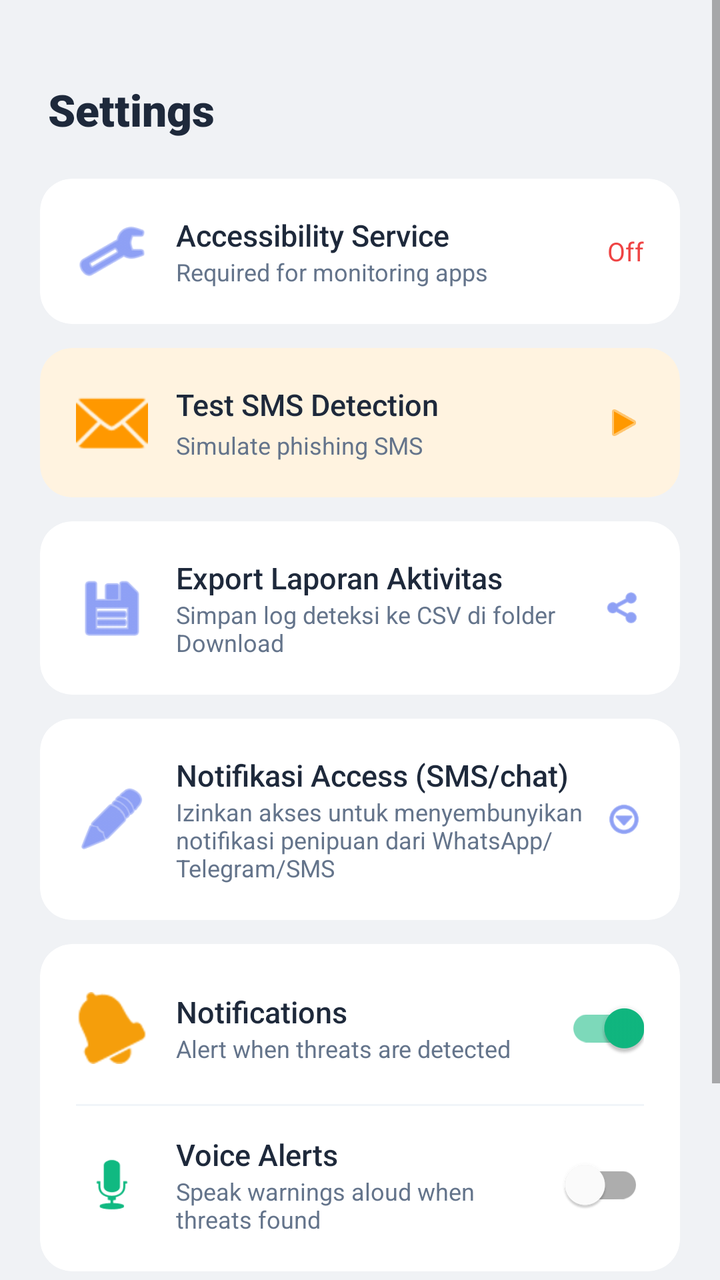
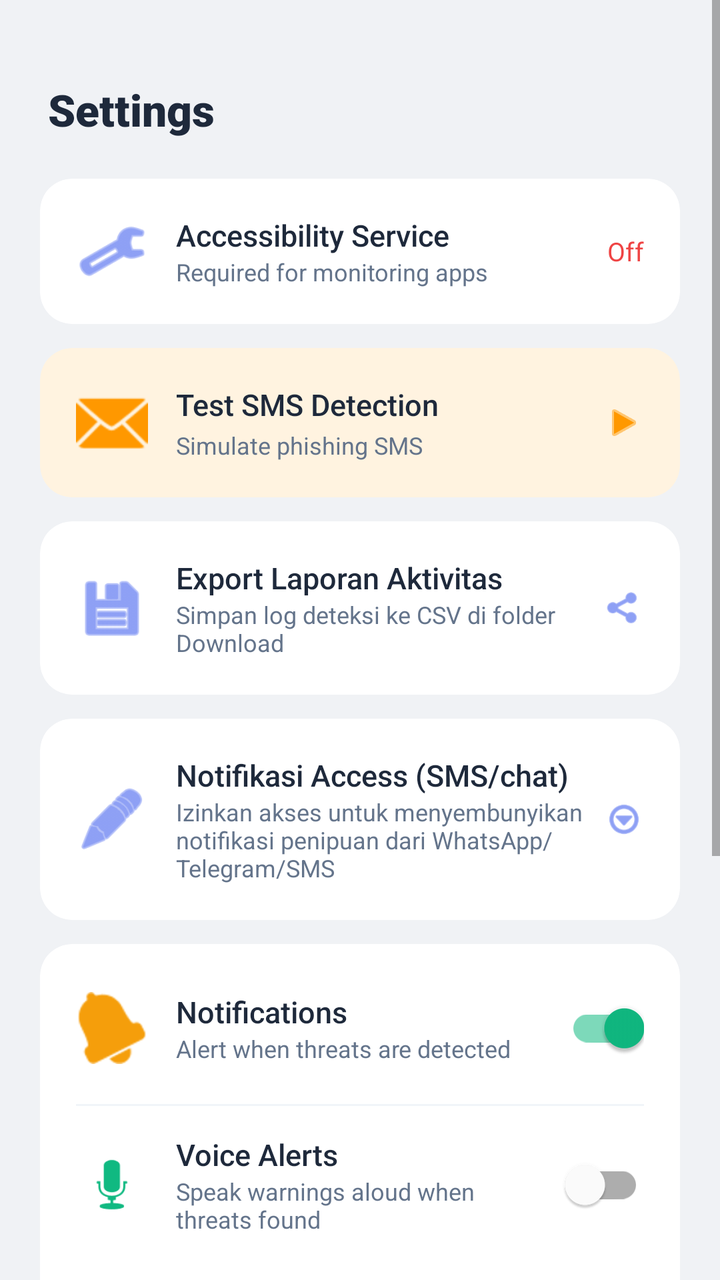

Before-and-after screenshots of an Android layout around one commit, followed by the original layout XML and the change that was made.
<!-- AndroidManifest.xml: application theme Theme.Ai_project_singapore -->
<!-- res/layout/fragment_settings.xml -->
<?xml version="1.0" encoding="utf-8"?>
<ScrollView xmlns:android="http://schemas.android.com/apk/res/android"
    xmlns:app="http://schemas.android.com/apk/res-auto"
    android:layout_width="match_parent"
    android:layout_height="match_parent"
    android:background="@color/background_light"
    android:fillViewport="true">

    <LinearLayout
        android:layout_width="match_parent"
        android:layout_height="wrap_content"
        android:orientation="vertical"
        android:paddingBottom="16dp">

        
        <TextView
            android:layout_width="wrap_content"
            android:layout_height="wrap_content"
            android:layout_marginStart="24dp"
            android:layout_marginTop="40dp"
            android:fontFamily="sans-serif-black"
            android:text="@string/settings_title"
            android:textColor="@color/text_primary"
            android:textSize="22sp" />

        
        <androidx.cardview.widget.CardView
            android:layout_width="match_parent"
            android:layout_height="wrap_content"
            android:layout_marginHorizontal="20dp"
            android:layout_marginTop="20dp"
            app:cardCornerRadius="16dp"
            app:cardElevation="0dp"
            app:cardBackgroundColor="@color/card_background">

            <LinearLayout
                android:id="@+id/btnAccessibility"
                android:layout_width="match_parent"
                android:layout_height="wrap_content"
                android:orientation="horizontal"
                android:gravity="center_vertical"
                android:padding="18dp"
                android:clickable="true"
                android:focusable="true"
                android:foreground="?android:attr/selectableItemBackground">

                <ImageView
                    android:layout_width="36dp"
                    android:layout_height="36dp"
                    android:src="@android:drawable/ic_menu_manage"
                    app:tint="@color/primary"
                    android:layout_marginEnd="14dp"/>

                <LinearLayout
                    android:layout_width="0dp"
                    android:layout_height="wrap_content"
                    android:layout_weight="1"
                    android:orientation="vertical">

                    <TextView
                        android:layout_width="wrap_content"
                        android:layout_height="wrap_content"
                        android:text="@string/setting_accessibility"
                        android:textColor="@color/text_primary"
                        android:textSize="15sp"
                        android:fontFamily="sans-serif-medium" />

                    <TextView
                        android:layout_width="wrap_content"
                        android:layout_height="wrap_content"
                        android:text="@string/setting_accessibility_desc"
                        android:textColor="@color/text_secondary"
                        android:textSize="12sp" />
                </LinearLayout>

                <TextView
                    android:id="@+id/tvAccessibilityStatus"
                    android:layout_width="wrap_content"
                    android:layout_height="wrap_content"
                    android:text="Off"
                    android:textColor="@color/error"
                    android:textSize="13sp"
                    android:fontFamily="sans-serif-bold" />
            </LinearLayout>
        </androidx.cardview.widget.CardView>
        
        
        <androidx.cardview.widget.CardView
            android:layout_width="match_parent"
            android:layout_height="wrap_content"
            android:layout_marginHorizontal="20dp"
            android:layout_marginTop="12dp"
            app:cardCornerRadius="16dp"
            app:cardElevation="0dp"
            app:cardBackgroundColor="#FFF3E0">

            <LinearLayout
                android:id="@+id/btnTestSms"
                android:layout_width="match_parent"
                android:layout_height="wrap_content"
                android:orientation="horizontal"
                android:gravity="center_vertical"
                android:padding="18dp"
                android:clickable="true"
                android:focusable="true"
                android:foreground="?android:attr/selectableItemBackground">

                <ImageView
                    android:layout_width="36dp"
                    android:layout_height="36dp"
                    android:src="@android:drawable/ic_dialog_email"
                    app:tint="#FF9800"
                    android:layout_marginEnd="14dp"/>

                <LinearLayout
                    android:layout_width="0dp"
                    android:layout_height="wrap_content"
                    android:layout_weight="1"
                    android:orientation="vertical">

                    <TextView
                        android:layout_width="wrap_content"
                        android:layout_height="wrap_content"
                        android:text="Test SMS Detection"
                        android:textColor="@color/text_primary"
                        android:textSize="15sp"
                        android:fontFamily="sans-serif-medium"
                        android:maxLines="1"
                        android:ellipsize="end" />

                    <TextView
                        android:layout_width="wrap_content"
                        android:layout_height="wrap_content"
                        android:text="Simulate phishing SMS"
                        android:textColor="@color/text_secondary"
                        android:textSize="12sp"
                        android:layout_marginTop="2dp"
                        android:maxLines="1"
                        android:ellipsize="end" />
                </LinearLayout>

                <ImageView
                    android:layout_width="20dp"
                    android:layout_height="20dp"
                    android:src="@android:drawable/ic_media_play"
                    app:tint="#FF9800" />
            </LinearLayout>
        </androidx.cardview.widget.CardView>

        
        <androidx.cardview.widget.CardView
            android:layout_width="match_parent"
            android:layout_height="wrap_content"
            android:layout_marginHorizontal="20dp"
            android:layout_marginTop="12dp"
            app:cardCornerRadius="16dp"
            app:cardElevation="0dp"
            app:cardBackgroundColor="@color/card_background">

            <LinearLayout
                android:id="@+id/btnExportLog"
                android:layout_width="match_parent"
                android:layout_height="wrap_content"
                android:orientation="horizontal"
                android:gravity="center_vertical"
                android:padding="18dp"
                android:clickable="true"
                android:focusable="true"
                android:foreground="?android:attr/selectableItemBackground">

                <ImageView
                    android:layout_width="36dp"
                    android:layout_height="36dp"
                    android:src="@android:drawable/ic_menu_save"
                    app:tint="@color/primary"
                    android:layout_marginEnd="14dp"/>

                <LinearLayout
                    android:layout_width="0dp"
                    android:layout_height="wrap_content"
                    android:layout_weight="1"
                    android:orientation="vertical">

                    <TextView
                        android:layout_width="wrap_content"
                        android:layout_height="wrap_content"
                        android:text="@string/setting_export"
                        android:textColor="@color/text_primary"
                        android:textSize="15sp"
                        android:fontFamily="sans-serif-medium" />

                    <TextView
                        android:layout_width="wrap_content"
                        android:layout_height="wrap_content"
                        android:text="@string/setting_export_desc"
                        android:textColor="@color/text_secondary"
                        android:textSize="12sp" />
                </LinearLayout>

                <ImageView
                    android:layout_width="20dp"
                    android:layout_height="20dp"
                    android:src="@android:drawable/ic_menu_share"
                    app:tint="@color/primary" />
            </LinearLayout>
        </androidx.cardview.widget.CardView>

        
        <androidx.cardview.widget.CardView
            android:layout_width="match_parent"
            android:layout_height="wrap_content"
            android:layout_marginHorizontal="20dp"
            android:layout_marginTop="12dp"
            app:cardCornerRadius="16dp"
            app:cardElevation="0dp"
            app:cardBackgroundColor="@color/card_background">

            <LinearLayout
                android:id="@+id/btnNotifAccess"
                android:layout_width="match_parent"
                android:layout_height="wrap_content"
                android:orientation="horizontal"
                android:gravity="center_vertical"
                android:padding="18dp"
                android:clickable="true"
                android:focusable="true"
                android:foreground="?android:attr/selectableItemBackground">

                <ImageView
                    android:layout_width="36dp"
                    android:layout_height="36dp"
                    android:src="@android:drawable/ic_menu_edit"
                    app:tint="@color/primary"
                    android:layout_marginEnd="14dp"/>

                <LinearLayout
                    android:layout_width="0dp"
                    android:layout_height="wrap_content"
                    android:layout_weight="1"
                    android:orientation="vertical">

                    <TextView
                        android:layout_width="wrap_content"
                        android:layout_height="wrap_content"
                        android:text="@string/setting_notif_access"
                        android:textColor="@color/text_primary"
                        android:textSize="15sp"
                        android:fontFamily="sans-serif-medium" />

                    <TextView
                        android:layout_width="wrap_content"
                        android:layout_height="wrap_content"
                        android:text="@string/setting_notif_access_desc"
                        android:textColor="@color/text_secondary"
                        android:textSize="12sp" />
                </LinearLayout>

                <ImageView
                    android:layout_width="20dp"
                    android:layout_height="20dp"
                    android:src="@android:drawable/ic_menu_more"
                    app:tint="@color/primary" />
            </LinearLayout>
        </androidx.cardview.widget.CardView>

        
        <androidx.cardview.widget.CardView
            android:layout_width="match_parent"
            android:layout_height="wrap_content"
            android:layout_marginHorizontal="20dp"
            android:layout_marginTop="12dp"
            app:cardCornerRadius="16dp"
            app:cardElevation="0dp"
            app:cardBackgroundColor="@color/card_background">

            <LinearLayout
                android:layout_width="match_parent"
                android:layout_height="wrap_content"
                android:orientation="vertical"
                android:padding="4dp">

                
                <LinearLayout
                    android:layout_width="match_parent"
                    android:layout_height="wrap_content"
                    android:orientation="horizontal"
                    android:gravity="center_vertical"
                    android:padding="14dp">

                    <ImageView
                        android:layout_width="36dp"
                        android:layout_height="36dp"
                        android:src="@android:drawable/ic_popup_reminder"
                        app:tint="@color/warning"
                        android:layout_marginEnd="14dp"/>

                    <LinearLayout
                        android:layout_width="0dp"
                        android:layout_height="wrap_content"
                        android:layout_weight="1"
                        android:orientation="vertical">

                        <TextView
                            android:layout_width="wrap_content"
                            android:layout_height="wrap_content"
                            android:text="@string/setting_notifications"
                            android:textColor="@color/text_primary"
                            android:textSize="15sp"
                            android:fontFamily="sans-serif-medium" />

                        <TextView
                            android:layout_width="wrap_content"
                            android:layout_height="wrap_content"
                            android:text="@string/setting_notifications_desc"
                            android:textColor="@color/text_secondary"
                            android:textSize="12sp" />
                    </LinearLayout>

                    <com.google.android.material.switchmaterial.SwitchMaterial
                        android:id="@+id/switchNotifications"
                        android:layout_width="wrap_content"
                        android:layout_height="wrap_content"
                        android:checked="true" />
                </LinearLayout>

                <View android:layout_width="match_parent" android:layout_height="1dp"
                    android:background="@color/divider" android:layout_marginHorizontal="14dp"/>

                
                <LinearLayout
                    android:layout_width="match_parent"
                    android:layout_height="wrap_content"
                    android:orientation="horizontal"
                    android:gravity="center_vertical"
                    android:padding="14dp">

                    <ImageView
                        android:layout_width="36dp"
                        android:layout_height="36dp"
                        android:src="@android:drawable/ic_btn_speak_now"
                        app:tint="@color/success"
                        android:layout_marginEnd="14dp"/>

                    <LinearLayout
                        android:layout_width="0dp"
                        android:layout_height="wrap_content"
                        android:layout_weight="1"
                        android:orientation="vertical">

                        <TextView
                            android:layout_width="wrap_content"
                            android:layout_height="wrap_content"
                            android:text="@string/setting_tts"
                            android:textColor="@color/text_primary"
                            android:textSize="15sp"
                            android:fontFamily="sans-serif-medium" />

                        <TextView
                            android:layout_width="wrap_content"
                            android:layout_height="wrap_content"
                            android:text="@string/setting_tts_desc"
                            android:textColor="@color/text_secondary"
                            android:textSize="12sp" />
                    </LinearLayout>

                    <com.google.android.material.switchmaterial.SwitchMaterial
                        android:id="@+id/switchTts"
                        android:layout_width="wrap_content"
                        android:layout_height="wrap_content" />
                </LinearLayout>
            </LinearLayout>
        </androidx.cardview.widget.CardView>

        
        <androidx.cardview.widget.CardView
            android:layout_width="match_parent"
            android:layout_height="wrap_content"
            android:layout_marginHorizontal="20dp"
            android:layout_marginTop="12dp"
            app:cardCornerRadius="16dp"
            app:cardElevation="0dp"
            app:cardBackgroundColor="@color/card_background">

            <LinearLayout
                android:layout_width="match_parent"
                android:layout_height="wrap_content"
                android:orientation="vertical"
                android:gravity="center"
                android:padding="24dp">

                <TextView
                    android:layout_width="wrap_content"
                    android:layout_height="wrap_content"
                    android:text="@string/app_name"
                    android:textColor="@color/text_primary"
                    android:textSize="18sp"
                    android:fontFamily="sans-serif-bold" />

                <TextView
                    android:layout_width="wrap_content"
                    android:layout_height="wrap_content"
                    android:text="@string/setting_version"
                    android:textColor="@color/text_secondary"
                    android:textSize="12sp"
                    android:layout_marginTop="4dp" />
            </LinearLayout>
        </androidx.cardview.widget.CardView>

    </LinearLayout>
</ScrollView>
<!-- resources referenced by this layout -->
<resources>
  <color name="background_light">#F0F2F5</color>
  <color name="card_background">#FFFFFF</color>
  <color name="divider">#F1F5F9</color>
  <color name="error">#EF4444</color>
  <color name="primary">#4361EE</color>
  <color name="success">#10B981</color>
  <color name="text_primary">#1E293B</color>
  <color name="text_secondary">#64748B</color>
  <color name="warning">#F59E0B</color>
  <string name="app_name">PhishGuard AI</string>
  <string name="setting_accessibility">Accessibility Service</string>
  <string name="setting_accessibility_desc">Required for monitoring apps</string>
  <string name="setting_export">Export Laporan Aktivitas</string>
  <string name="setting_export_desc">Simpan log deteksi ke CSV di folder Download</string>
  <string name="setting_notif_access">Notifikasi Access (SMS/chat)</string>
  <string name="setting_notif_access_desc">Izinkan akses untuk menyembunyikan notifikasi penipuan dari WhatsApp/Telegram/SMS</string>
  <string name="setting_notifications">Notifications</string>
  <string name="setting_notifications_desc">Alert when threats are detected</string>
  <string name="setting_tts">Voice Alerts</string>
  <string name="setting_tts_desc">Speak warnings aloud when threats found</string>
  <string name="setting_version">Version 1.0</string>
  <string name="settings_title">Settings</string>
  <style name="Theme.Ai_project_singapore" parent="Theme.MaterialComponents.DayNight.NoActionBar">
          
          <item name="colorPrimary">@color/primary</item>
          <item name="colorPrimaryVariant">@color/primary_dark</item>
          <item name="colorOnPrimary">@color/white</item>
          
          <item name="colorSecondary">@color/success</item>
          <item name="colorSecondaryVariant">@color/success_dark</item>
          <item name="colorOnSecondary">@color/white</item>
          
          <item name="android:statusBarColor">?attr/colorPrimaryVariant</item>
          
      </style>
  <color name="primary_dark">#3A0CA3</color>
  <color name="white">#FFFFFFFF</color>
  <color name="success_dark">#059669</color>
</resources>

<!-- the commit's change to res/layout/fragment_settings.xml (unified diff, before → after) -->
@@ -368,6 +368,62 @@
                         android:layout_width="wrap_content"
                         android:layout_height="wrap_content" />
                 </LinearLayout>
+
+                    
+                    <LinearLayout
+                        android:layout_width="match_parent"
+                        android:layout_height="wrap_content"
+                        android:orientation="horizontal"
+                        android:gravity="center_vertical"
+                        android:paddingVertical="14dp">
+
+                        <LinearLayout
+                            android:layout_width="0dp"
+                            android:layout_height="wrap_content"
+                            android:layout_weight="1"
+                            android:orientation="vertical">
+
+                            <TextView
+                                android:layout_width="wrap_content"
+                                android:layout_height="wrap_content"
+                                android:fontFamily="sans-serif-medium"
+                                android:text="@string/map_setting"
+                                android:textColor="@color/text_primary"
+                                android:textSize="15sp" />
+
+                            <TextView
+                                android:layout_width="match_parent"
+                                android:layout_height="wrap_content"
+                                android:layout_marginTop="2dp"
+                                android:text="@string/map_setting_desc"
+                                android:textColor="@color/text_secondary"
+                                android:textSize="12sp" />
+                        </LinearLayout>
+
+                        <com.google.android.material.switchmaterial.SwitchMaterial
+                            android:id="@+id/switchThreatMap"
+                            android:layout_width="wrap_content"
+                            android:layout_height="wrap_content" />
+                    </LinearLayout>
+
+                    <com.google.android.material.button.MaterialButton
+                        android:id="@+id/btnOpenMap"
+                        style="@style/Widget.MaterialComponents.Button.OutlinedButton"
+                        android:layout_width="match_parent"
+                        android:layout_height="wrap_content"
+                        android:minHeight="46dp"
+                        android:text="@string/map_open"
+                        android:textAllCaps="false" />
+
+                    <com.google.android.material.button.MaterialButton
+                        android:id="@+id/btnClearMap"
+                        style="@style/Widget.MaterialComponents.Button.TextButton"
+                        android:layout_width="match_parent"
+                        android:layout_height="wrap_content"
+                        android:minHeight="46dp"
+                        android:text="@string/map_clear"
+                        android:textAllCaps="false"
+                        android:textColor="@color/error" />
             </LinearLayout>
         </androidx.cardview.widget.CardView>
 
<!-- resource entries referenced after the edit -->
@@ -10,6 +10,10 @@
   <color name="text_secondary">#64748B</color>
   <color name="warning">#F59E0B</color>
   <string name="app_name">PhishGuard AI</string>
+  <string name="map_clear">Hapus semua data lokasi</string>
+  <string name="map_open">Buka peta</string>
+  <string name="map_setting">Peta Pola Ancaman</string>
+  <string name="map_setting_desc">Simpan perkiraan lokasi setiap ancaman yang Anda blokir, untuk melihat titik rawan. Lokasi dibulatkan ~1 km dan tidak pernah dilacak terus-menerus.</string>
   <string name="setting_accessibility">Accessibility Service</string>
   <string name="setting_accessibility_desc">Required for monitoring apps</string>
   <string name="setting_export">Export Laporan Aktivitas</string>
